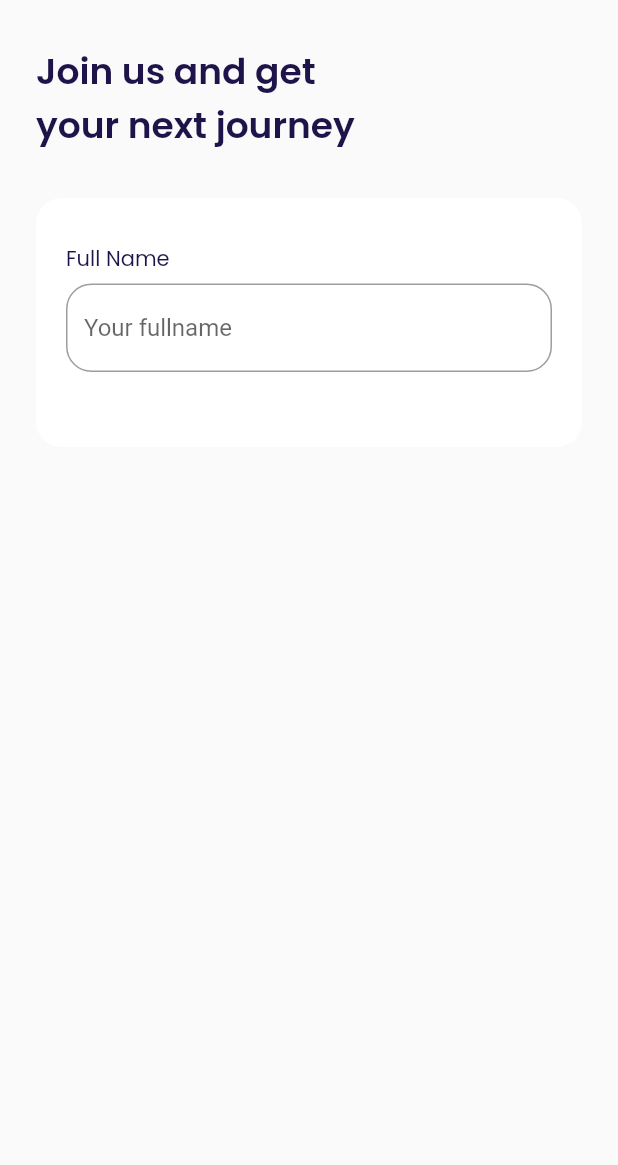
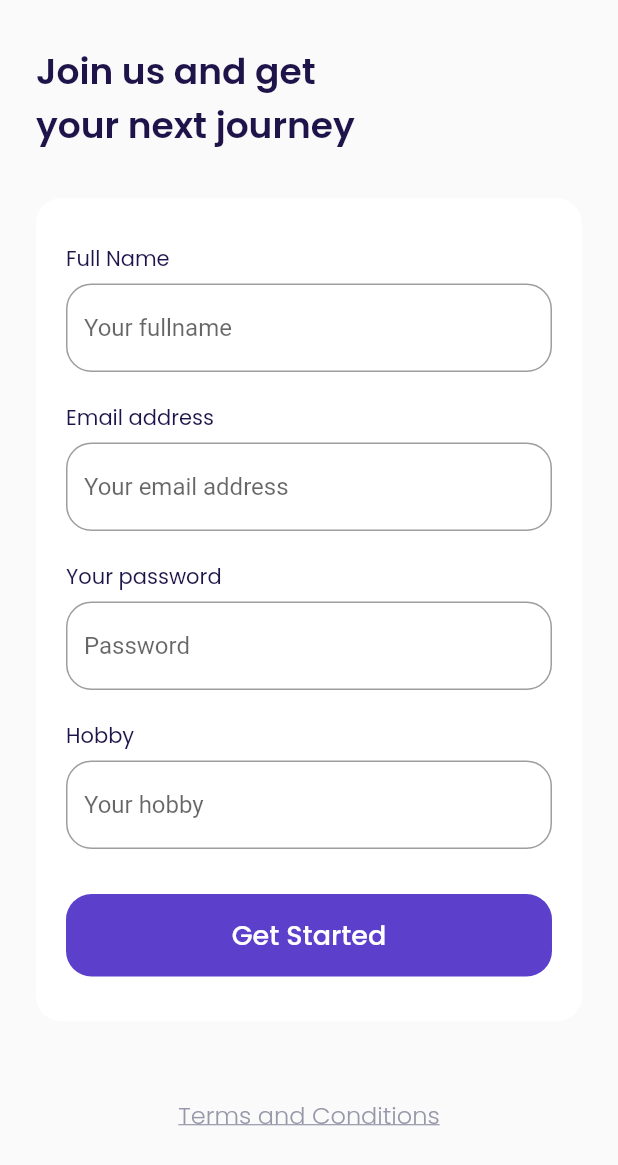
Before and after one commit to acepnurmansidik/MobileApp-Travel, a Flutter app: the SignUpPage screen opened by its route, on a phone screen of 412 x 824 dp. Shown: the top 1165 px of the screen. Run offline on Flutter 3.47's test engine with Material 2 defaults, Android fonts, the phone set to English and light mode, and no system bars; our stand-ins replace google_fonts.

Commit message:
slicing sign up - input 2

```diff
--- a/lib/ui/pages/sign_up_page.dart
+++ b/lib/ui/pages/sign_up_page.dart
@@ -17,7 +17,7 @@ class SignUpPage extends StatelessWidget {
     }
 
     Widget inputSection() {
-      Widget fieldInput() {
+      Widget nameInput() {
         return Container(
           margin: EdgeInsets.only(bottom: 20),
           child: Column(
@@ -25,10 +25,7 @@ class SignUpPage extends StatelessWidget {
             children: [
               Text(
                 'Full Name',
-                style: blackStyle.copyWith(
-                  fontSize: 14,
-                  fontWeight: regular
-                ),
+                style: blackStyle.copyWith(fontSize: 14, fontWeight: regular),
               ),
               SizedBox(
                 height: 6,
@@ -36,23 +33,121 @@ class SignUpPage extends StatelessWidget {
               TextFormField(
                 cursorColor: kBlackColor,
                 decoration: InputDecoration(
-                  hintText: 'Your fullname',
-                  border: OutlineInputBorder(
-                    borderRadius: BorderRadius.circular(
-                      defaultRadius
+                    hintText: 'Your fullname',
+                    border: OutlineInputBorder(
+                      borderRadius: BorderRadius.circular(defaultRadius),
                     ),
-                  ),
-                  focusedBorder: OutlineInputBorder(
-                    borderRadius: BorderRadius.circular(
-                      defaultRadius
-                    ),
-                    borderSide: BorderSide(
-                      color: kPrimaryColor
-                    )
-                  )
-                ),
+                    focusedBorder: OutlineInputBorder(
+                        borderRadius: BorderRadius.circular(defaultRadius),
+                        borderSide: BorderSide(color: kPrimaryColor))),
               )
             ],
+          ),
+        );
+      }
+
+      Widget emailInput() {
+        return Container(
+          margin: EdgeInsets.only(bottom: 20),
+          child: Column(
+            crossAxisAlignment: CrossAxisAlignment.start,
+            children: [
+              Text(
+                'Email address',
+                style: blackStyle.copyWith(fontSize: 14, fontWeight: regular),
+              ),
+              SizedBox(
+                height: 6,
+              ),
+              TextFormField(
+                cursorColor: kBlackColor,
+                decoration: InputDecoration(
+                    hintText: 'Your email address',
+                    border: OutlineInputBorder(
+                      borderRadius: BorderRadius.circular(defaultRadius),
+                    ),
+                    focusedBorder: OutlineInputBorder(
+                        borderRadius: BorderRadius.circular(defaultRadius),
+                        borderSide: BorderSide(color: kPrimaryColor))),
+              )
+            ],
+          ),
+        );
+      }
+
+      Widget passwordInput() {
+        return Container(
+          margin: EdgeInsets.only(bottom: 20),
+          child: Column(
+            crossAxisAlignment: CrossAxisAlignment.start,
+            children: [
+              Text(
+                'Your password',
+                style: blackStyle.copyWith(fontSize: 14, fontWeight: regular),
+              ),
+              SizedBox(
+                height: 6,
+              ),
+              TextFormField(
+                obscureText: true,
+                cursorColor: kBlackColor,
+                decoration: InputDecoration(
+                    hintText: 'Password',
+                    border: OutlineInputBorder(
+                      borderRadius: BorderRadius.circular(defaultRadius),
+                    ),
+                    focusedBorder: OutlineInputBorder(
+                        borderRadius: BorderRadius.circular(defaultRadius),
+                        borderSide: BorderSide(color: kPrimaryColor))),
+              )
+            ],
+          ),
+        );
+      }
+
+      Widget hobbyInput() {
+        return Container(
+          margin: EdgeInsets.only(bottom: 30),
+          child: Column(
+            crossAxisAlignment: CrossAxisAlignment.start,
+            children: [
+              Text(
+                'Hobby',
+                style: blackStyle.copyWith(fontSize: 14, fontWeight: regular),
+              ),
+              SizedBox(
+                height: 6,
+              ),
+              TextFormField(
+                cursorColor: kBlackColor,
+                decoration: InputDecoration(
+                    hintText: 'Your hobby',
+                    border: OutlineInputBorder(
+                      borderRadius: BorderRadius.circular(defaultRadius),
+                    ),
+                    focusedBorder: OutlineInputBorder(
+                        borderRadius: BorderRadius.circular(defaultRadius),
+                        borderSide: BorderSide(color: kPrimaryColor))),
+              )
+            ],
+          ),
+        );
+      }
+
+      Widget submitButton() {
+        return Container(
+          width: double.infinity,
+          height: 55,
+          child: TextButton(
+            onPressed: () => Navigator.pushNamed(context, '/'),
+            style: TextButton.styleFrom(
+                backgroundColor: kPrimaryColor,
+                shape: RoundedRectangleBorder(
+                    borderRadius: BorderRadius.circular(defaultRadius))),
+            child: Text(
+              'Get Started',
+              style: whiteStyle.copyWith(fontSize: 18, fontWeight: medium),
+            ),
           ),
         );
       }
@@ -62,9 +157,31 @@ class SignUpPage extends StatelessWidget {
         padding: EdgeInsets.symmetric(vertical: 30, horizontal: 20),
         decoration: BoxDecoration(
             color: kWhiteColor,
-            borderRadius: BorderRadius.circular(defaultRadius)
+            borderRadius: BorderRadius.circular(defaultRadius)),
+        child: Column(
+          children: [
+            nameInput(),
+            emailInput(),
+            passwordInput(),
+            hobbyInput(),
+            submitButton()
+          ],
         ),
-        child: fieldInput(),
+      );
+    }
+
+    Widget tacButton() {
+      return Container(
+        alignment: Alignment.center,
+        margin: EdgeInsets.only(top: 50, bottom: 73),
+        child: Text(
+          'Terms and Conditions',
+          style: greyStyle.copyWith(
+            fontSize: 16,
+            fontWeight: light,
+            decoration: TextDecoration.underline
+          ),
+        ),
       );
     }
 
@@ -72,7 +189,7 @@ class SignUpPage extends StatelessWidget {
       body: SafeArea(
         child: ListView(
           padding: EdgeInsets.symmetric(horizontal: defaultMargin),
-          children: [title(), inputSection()],
+          children: [title(), inputSection(), tacButton()],
         ),
       ),
     );
```
